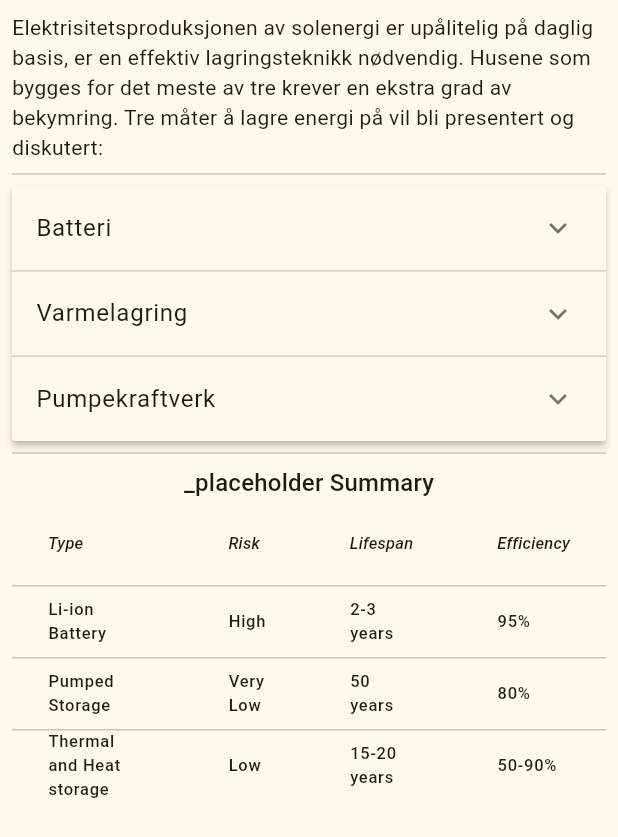
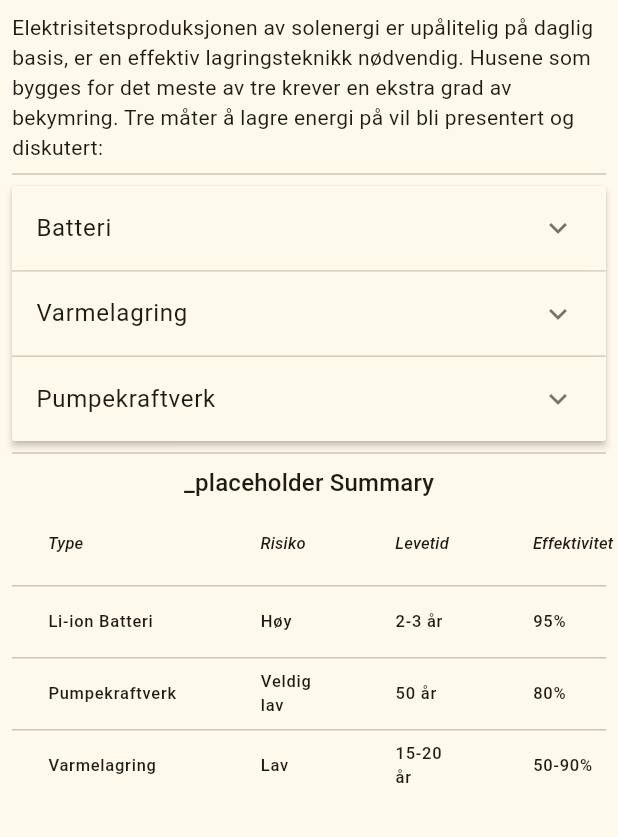
Before and after one commit to hkgranli/flutter-engagement, a Flutter app: the PageEnergyStorage widget shown alone on an empty page, opened directly, on a phone screen of 412 x 824 dp. Shown: the top 837 px of the screen. Run offline on Flutter 3.47's test engine with Material 2 defaults, Android fonts, the phone set to English and light mode, and no system bars; our stand-ins replace fl_chart, video_player; missing offline and left inert: flutter_circle_flags_svg, image_compare_slider, model_viewer_plus; generated files the repository leaves out were written again.

Commit message:
sources and some good changes

```diff
--- a/lib/components.dart
+++ b/lib/components.dart
@@ -192,6 +192,9 @@ class ZoomableImage extends StatelessWidget {
 
   @override
   Widget build(BuildContext context) {
+    String l = label != null
+        ? label as String
+        : AppLocalizations.of(context)!.image_pinch_zoom;
     return Column(
       children: [
         InteractiveViewer(
@@ -203,9 +206,7 @@ class ZoomableImage extends StatelessWidget {
             path,
           ),
         ),
-        label is String
-            ? Text(label!, style: Theme.of(context).textTheme.labelSmall)
-            : SizedBox.shrink()
+        Text(l, style: Theme.of(context).textTheme.labelSmall)
       ],
     );
   }
--- a/lib/knowledge_base/energystorage.dart
+++ b/lib/knowledge_base/energystorage.dart
@@ -19,9 +19,24 @@ class _PageEnergyStorageState extends State<PageEnergyStorage> {
   @override
   Widget build(BuildContext context) {
     List<List<String>> textData = [
-      ['Li-ion Battery', 'High', '2-3 years', '95%'],
-      ['Pumped Storage', 'Very Low', '50 years', '80%'],
-      ['Thermal and Heat storage', 'Low', '15-20 years', '50-90%'],
+      [
+        AppLocalizations.of(context)!.storage_table_battery_type,
+        AppLocalizations.of(context)!.storage_table_battery_risk,
+        AppLocalizations.of(context)!.storage_table_battery_lifespan,
+        AppLocalizations.of(context)!.storage_table_battery_efficiency
+      ],
+      [
+        AppLocalizations.of(context)!.storage_table_pes_type,
+        AppLocalizations.of(context)!.storage_table_pes_risk,
+        AppLocalizations.of(context)!.storage_table_pes_lifespan,
+        AppLocalizations.of(context)!.storage_table_pes_efficiency
+      ],
+      [
+        AppLocalizations.of(context)!.storage_table_tes_type,
+        AppLocalizations.of(context)!.storage_table_tes_risk,
+        AppLocalizations.of(context)!.storage_table_tes_lifespan,
+        AppLocalizations.of(context)!.storage_table_tes_efficiency
+      ],
     ];
 
     List<List<Widget>> data = [];
@@ -107,8 +122,12 @@ class _PageEnergyStorageState extends State<PageEnergyStorage> {
               "_placeholder Summary",
               style: Theme.of(context).textTheme.titleMedium,
             ),
-            EngagementTable(
-                titles: ['Type', 'Risk', 'Lifespan', 'Efficiency'], data: data)
+            EngagementTable(titles: [
+              AppLocalizations.of(context)!.storage_table_header_type,
+              AppLocalizations.of(context)!.storage_table_header_risk,
+              AppLocalizations.of(context)!.storage_table_header_lifespan,
+              AppLocalizations.of(context)!.storage_table_header_efficiency
+            ], data: data)
           ]),
         ),
       ),
@@ -129,7 +148,8 @@ class _PageEnergyStorageState extends State<PageEnergyStorage> {
 
   Widget thermalBody() => Column(
         children: [
-          Text(AppLocalizations.of(context)!.energy_storage_content_thermal_p1)
+          Text(AppLocalizations.of(context)!.energy_storage_content_thermal_p1),
+          ZoomableImage(path: 'assets/images/tes.png'),
         ],
       );
 
--- a/lib/knowledge_base/solartechnology.dart
+++ b/lib/knowledge_base/solartechnology.dart
@@ -100,14 +100,15 @@ class _SolarTechnologyState extends State<SolarTechnology> {
                     isExpanded: coloredPvActive),
                 ExpansionPanel(
                     headerBuilder: (_, __) => ListTile(
-                          title: Text("_placeholder Examples at Møllenberg"),
+                          title: Text(
+                              AppLocalizations.of(context)!.solartech_moll_ex),
                         ),
                     body: exampleShow(),
                     isExpanded: showcaseOld),
                 ExpansionPanel(
                     headerBuilder: (_, __) => ListTile(
                           title: Text(
-                              "_placeholder Examples at historical buildings"),
+                              AppLocalizations.of(context)!.solartech_ex_world),
                         ),
                     body: exampleOther(),
                     isExpanded: showcaseOther),
--- a/lib/l10n/app_no.arb
+++ b/lib/l10n/app_no.arb
@@ -38,6 +38,7 @@
   "home": "Hjem",
   "homeTitle": "Solcelleteknologi på Møllenberg",
   "hours": "Timer",
+  "image_pinch_zoom": "Klyp for å forstørre",
   "information": "Informasjon",
   "information_context": "Denne interaktive delen av applikasjonen lar deg lære hvordan solcellepaneler og solcellefliser påvirker den estetiske profilen til et hus, og den estimerte potensielle energien som følger med det. Huset som brukes som modell er Kirkegata 35. Du kan også lære mer om ulike eierskapsmodeller.",
   "interactive": "Interaktiv",
@@ -49,6 +50,7 @@
   "map_june": "Juni",
   "map_mar": "Mars",
   "map_sep": "September",
+  "monocrystalline": "Monocrystalline",
   "north": "Nord",
   "owner_4p": "I PPPP-modellen (People-Private-Public-Partnership) for finansiering samler privatpersoner, offentlig sektor og bedrifter inn den nødvendige summen. Midlene brukes til å kjøpe et visst antall solcelleanlegg, hvorav noen prosenter eies av privatpersoner og resten av bedrifter. Inntektene fra de ulike solcelleanleggene vil deles forholdsmessig mellom aksjonærene, avhengig av hvor stor prosentandel de har bidratt med til crowdfundingen. Med dette felleseiet er også vedlikeholdsansvaret delt. Eierne vil motta konsekvente forholdsmessige betalinger fra fortjenesten av den genererte kraften.",
   "owner_community": "I denne finansieringsformen samler privatpersoner og det offentlige i fellesskap et visst beløp. Disse pengene brukes til å kjøpe en viss mengde solcelleanlegg, som eies 100 % av privatpersoner. Inntektene fra de ulike solcelleanleggene vil deles proporsjonalt mellom personene, avhengig av prosentandelen de har bidratt med til crowdfundingen.",
@@ -56,6 +58,7 @@
   "ownership_context": "A major barrier preventing the extensive installation of solar panels in the Møllenberg area is funding. The financial load may be distributed on several shoulders. In the following models, various solutions are explained more closely. The public and private sectors should not be addressed via a case-by-case approach, but should be addressed directly via a top-down approach across the entire site. The possible funding approaches for this are now presented. ",
   "pPPP_short": "PPPP",
   "p_info": "Om applikasjonen",
+  "polycrystalline": "Polycrystalline",
   "pppp": "People Private Public Partnership",
   "rad_tab": "Solstråler",
   "read": "Informasjon",
@@ -64,11 +67,15 @@
   "reg_content_l1_i3": "C: Antikvarisk verdi",
   "reg_content_p1": "Fredet bebyggelse utgjør majoriteten av Møllenberg. De fleste bygningene har fått én form for vernegrad som illustrert nedenfor. Byantikvaren, som skal gi råd om vern av kulturminner og kulturmiljøer, har gjort en vurdering av bebyggelsen i Trondheim. I denne vurderingen er det opprettet tre beskyttelsesnivåer fra A til C. Det står også hvilke områder som skal klassifiseres som hensynsområde (Trondheim kommune, 2021).",
   "reg_content_p2": "En bevaring kan passe inn i en av tre kategorier:",
-  "reg_guidelines": "_placeholder Byantikvaren have placed strict regulations regarding all outside areas of buildings in Møllenberg. Both windows and roofing are protected by heritage regulations. Owners are imposed to do what they can to preserve old aesthetics by using the same material if possible, or recreating the old “look” if these materials are unavailable. In the event of a request for changing protected buildings, the owner must apply for a dispensation. All work beyond normal maintenance is subject to application, and a written dispensation must be obtained in advance.",
+  "reg_guidelines_intro": "Retningslinjer",
+  "reg_guidelines_p1": "Trondheim Kommune publiserte i mars 2018 en veileder for bevaringsområdet. Formålet med veilederen er å være et hjelpemiddel for beboerne for å kunne oppnå best mulig forvaltning  av bygningsmassene. Hva som gjelder for fasadeendringer, er også beskrevet for henholdsvis trebygninger og murbygninger. Overordnet sett skal det for alle bygninger tas vare på de opprinnelige bygningsdelene og disse skal så langt det lar seg gjøre repareres. For trebygninger anbefaler byantikvaren at den opprinnelige kledningen blir tatt vare på. Den eldre kledningen er et trevirke av høy kvalitet og skal dermed så langt det lar seg gjøre bevares, dersom det må skiftes skal det være tilsvarende kledning. I tillegg skal alle fasadeendringer avklares med byantikvaren og søkes om til byggesakskontoret  (Byantikvaren, 2018).",
+  "reg_guidelines_p2": "Tak skal beholdes slik de er og opprinnelig uttrykk og detaljering skal bevares. Ved eventuell utskifting av tak må det benyttes samme tekkemateriale som det er på bygning i dag, det kan også byttes tilbake til opprinnelig tekkemateriale. Ved utbedring skal det eksisterende materialet relegges. Det er blant annet ikke mulig å etterisolere da dette kan endre byggets form og karakter. Endring av tekkemateriale må også avklares med byantikvaren og det skal søkes til byggesakskontoret (Byantikvaren, 2018).",
+  "reg_protection_intro": "Vernede områder",
   "reg_zone_1": "_placeholder Ensure good management of buildings. Taking care of existing wooden structures.",
   "reg_zone_2": "_placeholder Ensure good living conditions by reducing growth and lower area usage.",
   "reg_zone_3": "_placeholder Ensure existing variation in building mass for residents and local businesses.",
   "reg_zone_4": "_placeholder Ensure good flow of traffic and parking. Securing undeveloped areas for residents.",
+  "reg_zoning_intro": "Områdeplan",
   "reg_zoningplan": "_placeholder The zoning plan for Møllenberg is R0299 (Byantikvaren, 2018). R0299 is included in the guide for conservation from 1986 for Møllenberg, Kirkesletten and Rosenborg. The goal of the guide can be described in four levels:",
   "regulations": "Lover og regler",
   "roof_sides": "Taksider",
@@ -104,12 +111,37 @@
   "solarpot_pot_rosenborg": "_placeholder Rosenborg gate is in the northern part of Møllenberg and seems to share its attributes with the area Bakkegata. The walls seem to receive little to no sunlight, whilst some of the roof surfaces get 20 hours of direct sunlight during the summer solstice.",
   "solarpot_rad_intro": "_placeholder Solar Radiation and Irradiance",
   "solarpot_rad_p1": "_placeholder Photovoltaic (PV) systems convert irradiance into useable electricity. Irradiance is a term used to describe the strength of the electromagnetic radiation a surface receives. The primary factor determining the irradiance strength is the radiations angle of impact with a surface. If a ray hits a surface with an incident angle of 90 degrees, the  impact yields the maximum amount of energy. Likewise, if the incident angle is very sharp the sunray will reflect of the surface, and therefore yield less energy (CE, u.d.).",
+  "solartech_ex_world": "Eksempler på historiske bygninger",
+  "solartech_moll_ex": "Eksempler på Møllenberg",
+  "source_hydro": "Pumpekraftverk",
+  "source_map": "Kart over Møllenberg",
+  "source_map_dsh": "Møllenberg kart med estimert sol-timer",
+  "source_thermal": "Varmelagring",
   "sources": "Kilder",
+  "sources_content_intro": "Innholdskilder",
+  "sources_img_intro": "Bildekilder",
   "south": "Sør",
+  "storage_table_battery_efficiency": "95%",
+  "storage_table_battery_lifespan": "2-3 år",
+  "storage_table_battery_risk": "Høy",
+  "storage_table_battery_type": "Li-ion Batteri",
+  "storage_table_header_efficiency": "Effektivitet",
+  "storage_table_header_lifespan": "Levetid",
+  "storage_table_header_risk": "Risiko",
+  "storage_table_header_type": "Type",
+  "storage_table_pes_efficiency": "80%",
+  "storage_table_pes_lifespan": "50 år",
+  "storage_table_pes_risk": "Veldig lav",
+  "storage_table_pes_type": "Pumpekraftverk",
+  "storage_table_tes_efficiency": "50-90%",
+  "storage_table_tes_lifespan": "15-20 år",
+  "storage_table_tes_risk": "Lav",
+  "storage_table_tes_type": "Varmelagring",
   "sus_content_p1": "_placeholder Trondheim kommune has since 2018 had a goal of increased densification, transformation and more efficient use of land and building area to create a more environmentally friendly city and sustainable development for an increasing population. Bærekraften til solenergiteknologi kan ses fra tre vinkler:",
   "sus_eco": "Økonomisk Bærekraft",
   "sus_env": "Miljømessig Bærekraft",
   "sustainability": "Bærekraft",
+  "thin_film": "Thin film",
   "visualization": "Visualisering",
   "west": "Vest"
 }
--- a/pubspec.yaml
+++ b/pubspec.yaml
@@ -93,6 +93,8 @@ flutter:
 
     - assets/images/rt.jpg
 
+    - assets/images/tes.png
+
     - assets/images/solar_tile.png
 
     - assets/images/pump-store.jpg
```
Also changed, not shown: lib/interactive.dart (+2 -5 lines), lib/knowledge_base/regulations.dart (+8 -5 lines), lib/knowledge_base/sources.dart (added, +177 -0 lines), lib/l10n/app_en.arb (+34 -2 lines), assets/images/tes.png (added).
